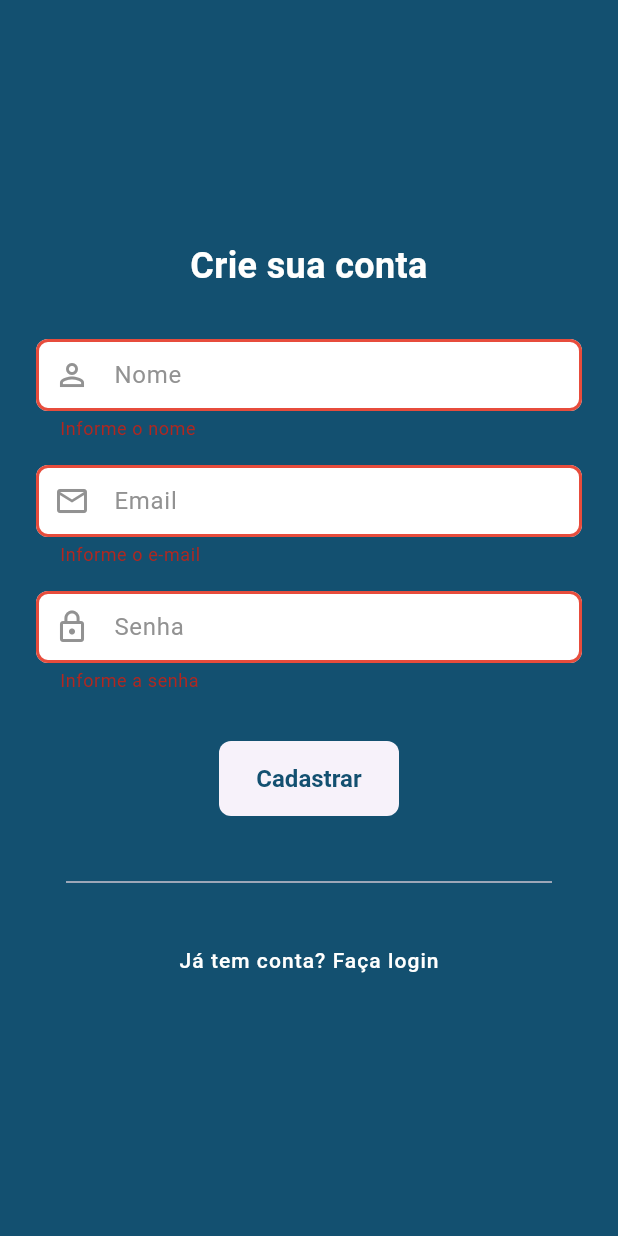
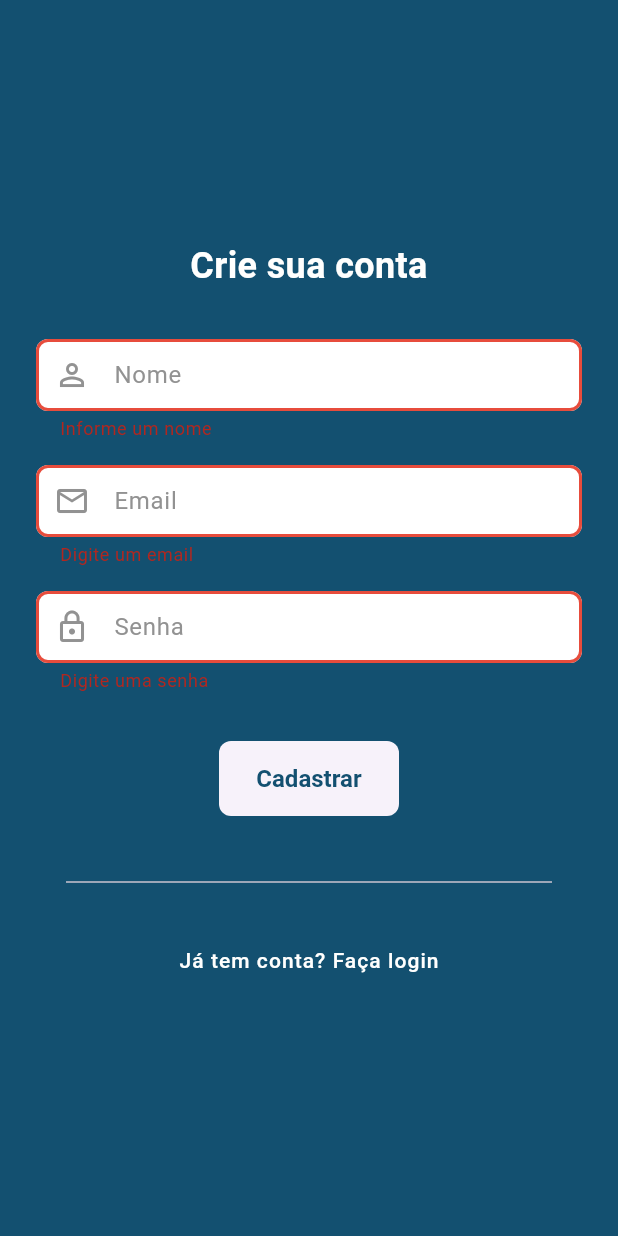
Before and after one commit to JonathanSamael/open-banking-app, a Flutter app: the RegisterScreen screen opened directly, after a tap on "Cadastrar", on a phone screen of 412 x 824 dp. Run offline on Flutter 3.47's test engine with Material 3 defaults, Android fonts, the light colour scheme and no system bars; our stand-ins replace flutter_dotenv, flutter_riverpod.

Commit message:
"feat: button to delete user + user, validators to email and password"

```diff
--- a/frontend/lib/providers/user_provider.dart
+++ b/frontend/lib/providers/user_provider.dart
@@ -50,11 +50,15 @@ class UsersNotifier extends AsyncNotifier<UserModel?> {
 
   Future<void> deleteUser(String token, String id) async {
     try {
-      await _repository.deleteUser(id: id);
+      await _repository.deleteUser(token, id: id);
       state = const AsyncData(null);
     } catch (e, st) {
       state = AsyncError(e, st);
     }
+  }
+
+  void clear() {
+    state = const AsyncData(null);
   }
 }
 
--- a/frontend/lib/repositories/account_repository.dart
+++ b/frontend/lib/repositories/account_repository.dart
@@ -43,7 +43,6 @@ class AccountRepository {
   }
 
   Future<void> deleteAccount({
-    required String token,
     required String id,
   }) async {
     final response = await client.delete('/accounts/$id', authToken: token);
--- a/frontend/lib/utils/decoration_styled.dart
+++ b/frontend/lib/utils/decoration_styled.dart
@@ -13,13 +13,17 @@ ButtonStyle buttonStyled(BuildContext context, {Color? background}) {
     );
   }
 
-  InputDecoration inputDecoration({
+  InputDecoration inputDecoration(
+    {
     required IconData icon,
     required String label,
-  }) {
+    Widget? suffixIcon,
+  }
+  ) {
     return InputDecoration(
       prefixIcon: Icon(icon, color: AppColors.inputElements),
       label: Text(label, style: TextStyle(color: AppColors.inputElements)),
+      suffixIcon: suffixIcon,
       filled: true,
       fillColor: AppColors.cardColor,
       contentPadding: const EdgeInsets.symmetric(horizontal: 12),
--- /dev/null
+++ b/frontend/lib/utils/validators.dart
@@ -0,0 +1,24 @@
+class Validators {
+  static String? email(String? value) {
+    if (value == null || value.trim().isEmpty) return 'Digite um email';
+    final emailRegex = RegExp(r'^[\w-\.]+@([\w-]+\.)+[\w-]{2,4}$');
+    return emailRegex.hasMatch(value.trim()) ? null : 'Email inválido';
+  }
+
+  static String? strongPassword(String? value) {
+    if (value == null || value.isEmpty) return 'Digite uma senha';
+
+    final hasUppercase = RegExp(r'[A-Z]').hasMatch(value);
+    final hasDigits = RegExp(r'[0-9]').hasMatch(value);
+    final hasSpecialChar =
+        RegExp(r'[!@#\$&*~%^()_+={}\[\]:;"\"<>,.?\\/-]').hasMatch(value);
+    final hasMinLength = value.length >= 6;
+
+    if (!hasUppercase) return 'A senha precisa de uma letra maiúscula';
+    if (!hasDigits) return 'A senha precisa de ao menos um número';
+    if (!hasSpecialChar) return 'A senha precisa de um caractere especial';
+    if (!hasMinLength) return 'A senha precisa de no mínimo 7 caracteres';
+
+    return null;
+  }
+}
--- a/frontend/lib/views/register_page.dart
+++ b/frontend/lib/views/register_page.dart
@@ -4,6 +4,7 @@ import 'package:open_banking_app/providers/account_provider.dart';
 import 'package:open_banking_app/providers/login_provider.dart';
 import 'package:open_banking_app/utils/app_colors.dart';
 import 'package:open_banking_app/utils/decoration_styled.dart';
+import 'package:open_banking_app/utils/validators.dart';
 import 'package:open_banking_app/views/home_page.dart';
 import '../../providers/user_provider.dart';
 
@@ -64,7 +65,9 @@ class _RegisterScreenState extends ConsumerState<RegisterScreen> {
           .read(accountProvider.notifier)
           .createAccount(token, accountBody);
 
-      await ref.read(userProvider.notifier).getUserById(token: token, id: userId);
+      await ref
+          .read(userProvider.notifier)
+          .getUserById(token: token, id: userId);
       await ref.read(accountProvider.notifier).getAccountById(id: userId);
 
       if (mounted) {
@@ -122,7 +125,7 @@ class _RegisterScreenState extends ConsumerState<RegisterScreen> {
                       label: 'Nome',
                     ),
                     validator: (value) => value == null || value.isEmpty
-                        ? 'Informe o nome'
+                        ? 'Informe um nome'
                         : null,
                   ),
                   const SizedBox(height: 16),
@@ -133,9 +136,7 @@ class _RegisterScreenState extends ConsumerState<RegisterScreen> {
                       label: 'Email',
                     ),
                     keyboardType: TextInputType.emailAddress,
-                    validator: (value) => value == null || value.isEmpty
-                        ? 'Informe o e-mail'
-                        : null,
+                    validator: Validators.email,
                   ),
                   const SizedBox(height: 16),
                   TextFormField(
@@ -145,9 +146,7 @@ class _RegisterScreenState extends ConsumerState<RegisterScreen> {
                       label: 'Senha',
                     ),
                     obscureText: true,
-                    validator: (value) => value == null || value.isEmpty
-                        ? 'Informe a senha'
-                        : null,
+                    validator: Validators.strongPassword,
                   ),
                   const SizedBox(height: 32),
                   ElevatedButton(
```
Also changed, not shown: frontend/lib/providers/account_provider.dart (+6 -2 lines), frontend/lib/repositories/user_repository.dart (+9 -25 lines), frontend/lib/views/home_page.dart (+86 -2 lines), frontend/lib/views/login_page.dart (+19 -10 lines), 2 other files.
